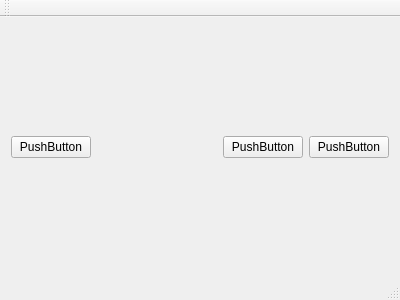
Above: ui/mainwindow.ui from Melomanstd/daq_gui before the change. Below: the same form after it.
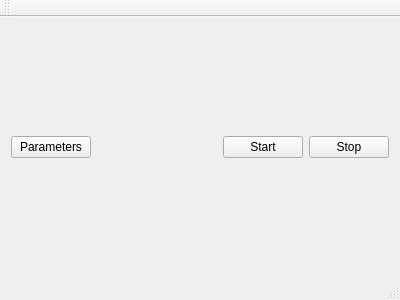
That is the form after the change.

What changed in the file:
```diff
--- a/ui/mainwindow.ui
+++ b/ui/mainwindow.ui
@@ -23,7 +23,7 @@
       <item>
        <widget class="QPushButton" name="pushButton_3">
         <property name="text">
-         <string>PushButton</string>
+         <string>Parameters</string>
         </property>
        </widget>
       </item>
@@ -43,14 +43,14 @@
       <item>
        <widget class="QPushButton" name="pushButton">
         <property name="text">
-         <string>PushButton</string>
+         <string>Start</string>
         </property>
        </widget>
       </item>
       <item>
        <widget class="QPushButton" name="pushButton_2">
         <property name="text">
-         <string>PushButton</string>
+         <string>Stop</string>
         </property>
        </widget>
       </item>
```
Left out of the diff: 6 changed lines with no effect on the pictures.
